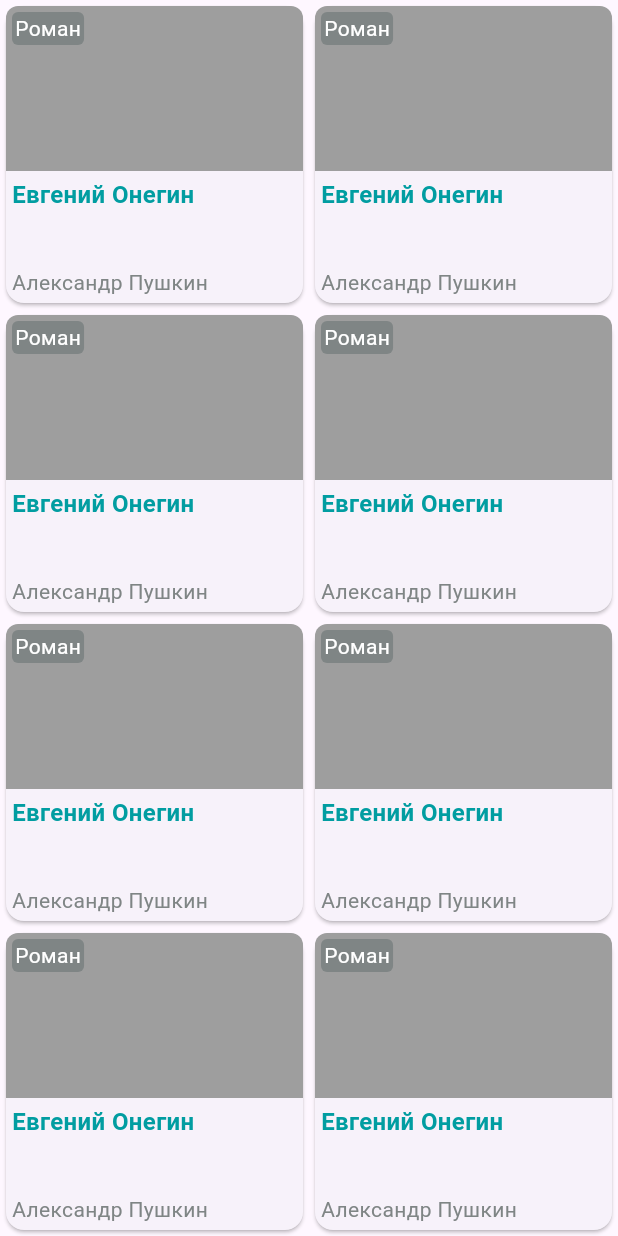
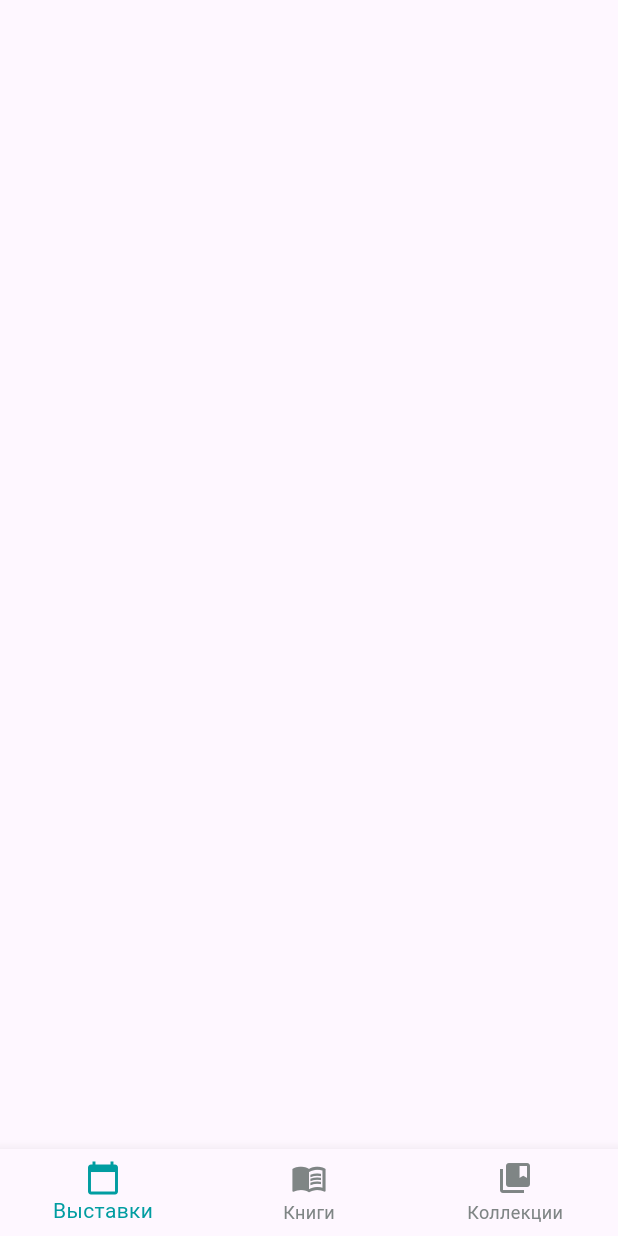
Before and after one commit to tetrochel/sirius_books, a Flutter app: the screen it shows after launch, on a phone screen of 412 x 824 dp. Run offline on Flutter 3.47's test engine with Material 3 defaults, Android fonts, the phone set to English and light mode, and no system bars; our stand-ins replace go_router.

Commit message:
Добавлен BottomNavBar в example

```diff
--- /dev/null
+++ b/presentation/example/lib/config/navigation/navigation.dart
@@ -0,0 +1,82 @@
+import 'package:example/main.dart';
+import 'package:flutter/material.dart';
+import 'package:go_router/go_router.dart';
+import 'package:presentation/presentation.dart';
+import 'package:animations/animations.dart';
+
+final GoRouter router = GoRouter(
+  initialLocation: '/expositions',
+  routes: [
+    ShellRoute(
+      builder: (context, state, child) => Scaffold(
+        body: child,
+        bottomNavigationBar: Theme(
+          data: Theme.of(context).copyWith(
+              highlightColor: Colors.transparent,
+              splashFactory: InkRipple.splashFactory),
+          child: BottomNavigationBar(
+            selectedItemColor: context.colors.primary,
+            unselectedItemColor: context.colors.grey,
+            items: [
+              // TODO: move strings somewhere else
+              BottomNavigationBarItem(
+                  icon: Icon(Icons.calendar_today), label: 'Выставки'),
+              BottomNavigationBarItem(
+                  icon: Icon(Icons.menu_book), label: 'Книги'),
+              BottomNavigationBarItem(
+                  icon: Icon(Icons.collections_bookmark), label: 'Коллекции'),
+            ],
+            currentIndex: _getCurrentIndex(state),
+            onTap: (index) {
+              switch (index) {
+                case 0:
+                  context.go('/expositions');
+                  break;
+                case 1:
+                  context.go('/books');
+                  break;
+                case 2:
+                  context.go('/collections');
+                  break;
+              }
+            },
+          ),
+        ),
+      ),
+      routes: [
+        GoRoute(
+          path: '/expositions',
+          pageBuilder: (context, state) =>
+              noTransitionPage(child: const SizedBox.shrink(), state: state),
+        ),
+        GoRoute(
+          path: '/books',
+          pageBuilder: (context, state) =>
+              noTransitionPage(child: const BookTest(), state: state),
+        ),
+        GoRoute(
+          path: '/collections',
+          pageBuilder: (context, state) =>
+              noTransitionPage(child: const SizedBox.shrink(), state: state),
+        ),
+      ],
+    ),
+  ],
+);
+
+int _getCurrentIndex(GoRouterState state) {
+  if (state.uri.toString().startsWith('/expositions')) return 0;
+  if (state.uri.toString().startsWith('/books')) return 1;
+  if (state.uri.toString().startsWith('/collections')) return 2;
+  return 0;
+}
+
+CustomTransitionPage<void> noTransitionPage(
+    {required GoRouterState state, required Widget child}) {
+  return CustomTransitionPage<void>(
+    key: state.pageKey,
+    child: child,
+    transitionsBuilder: (context, animation, secondaryAnimation, child) =>
+        child,
+  );
+}
--- a/presentation/example/lib/main.dart
+++ b/presentation/example/lib/main.dart
@@ -1,5 +1,6 @@
 import 'package:flutter/material.dart';
 import 'package:presentation/presentation.dart';
+import 'config/navigation/navigation.dart';
 
 void main() {
   runApp(const MainApp());
@@ -10,7 +11,7 @@ class MainApp extends StatelessWidget {
 
   @override
   Widget build(BuildContext context) {
-    return MaterialApp(
+    return MaterialApp.router(
       theme: ThemeData(
         extensions: [
           AppColors(
@@ -30,7 +31,19 @@ class MainApp extends StatelessWidget {
           ),
         ],
       ),
-      home: Scaffold(
+      routerConfig: router,
+    );
+  }
+}
+
+class BookTest extends StatelessWidget {
+  const BookTest({
+    super.key,
+  });
+
+  @override
+  Widget build(BuildContext context) {
+    return Scaffold(
       body: GridView.builder(
         gridDelegate: const SliverGridDelegateWithFixedCrossAxisCount(
           crossAxisCount: 2,
@@ -44,7 +57,6 @@ class MainApp extends StatelessWidget {
           onTapFavorite: () {},
         ),
       ),
-      ),
     );
   }
 }
--- a/presentation/example/pubspec.yaml
+++ b/presentation/example/pubspec.yaml
@@ -7,8 +7,10 @@ environment:
   sdk: ^3.6.2
 
 dependencies:
+  animations: ^2.0.11
   flutter:
     sdk: flutter
+  go_router: ^14.8.1
   presentation:
     path: ../../presentation
 
--- a/pubspec.yaml
+++ b/pubspec.yaml
@@ -10,6 +10,8 @@ dependencies:
   flutter:
     sdk: flutter
   go_router: ^14.8.1
+  presentation:
+    path: ./presentation
 
 dev_dependencies:
   flutter_lints: ^5.0.0
```
Also changed, not shown: presentation/example/pubspec.lock, pubspec.lock. Lines whose indentation alone changed are shown as unchanged.
